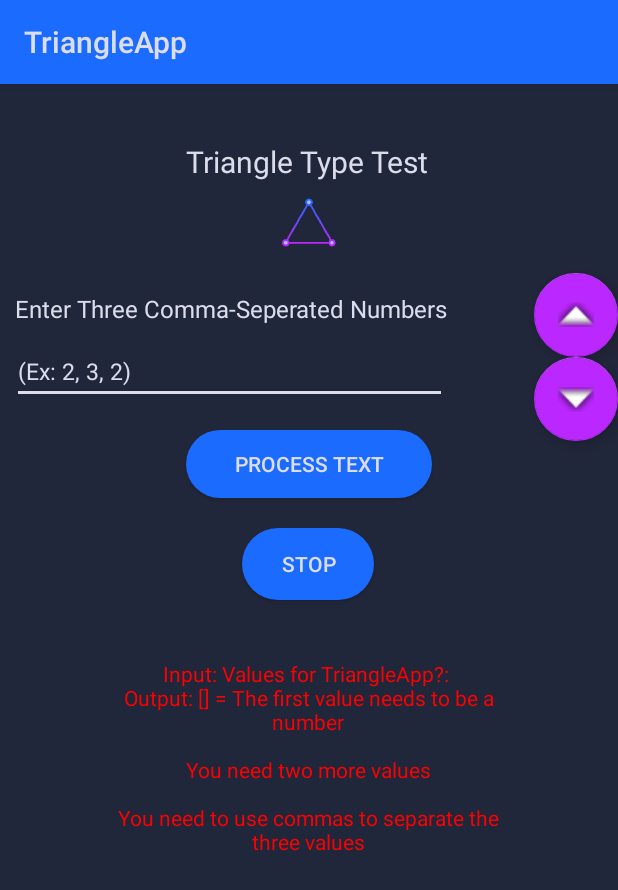
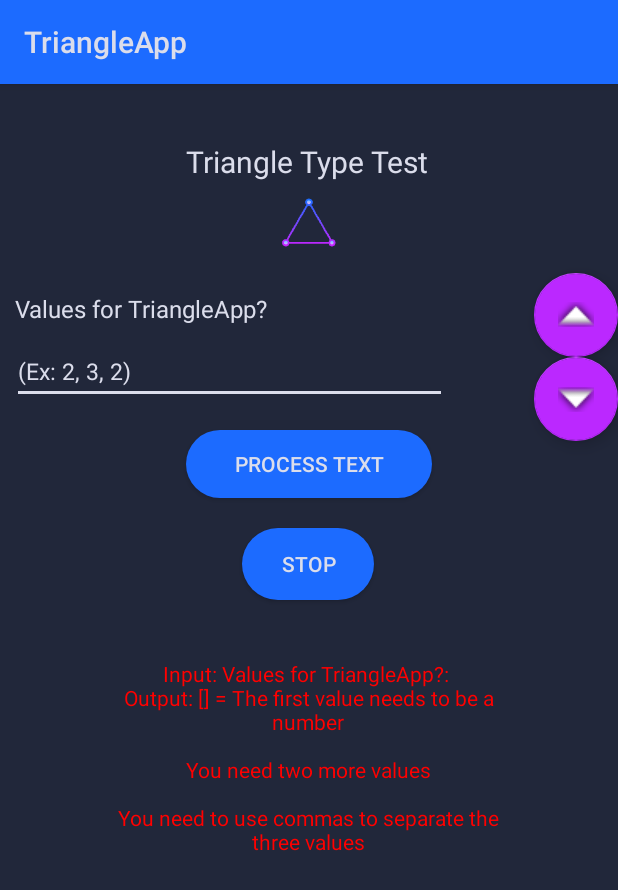
Before and after one commit to CPSC-544-50/HW1-Triangle-App, an Android app: the screen it shows after launch (MainActivity), after a tap on "PROCESS TEXT", on a phone screen of 412 x 824 dp. Shown: the top 890 px of the screen. Run offline under Robolectric (Android 15) with nearby library versions, the light colour scheme and no system bars; 2 other taps on this screen came first.

Commit message:
users can now input (), [], and {}

```diff
--- a/TriangleApp/app/src/main/java/com/example/triangleapp/MainActivity.java
+++ b/TriangleApp/app/src/main/java/com/example/triangleapp/MainActivity.java
@@ -127,6 +127,7 @@ public class MainActivity extends AppCompatActivity {
     private void displayText() {
         input = numberInputEditText.getText().toString();
         inputHistory.add(input);
+        input = input.replaceAll("[\\[\\](){}]","");
         inputPointer=inputHistory.size();
         String[] sideLengths = input.split(",");
 
@@ -195,7 +196,7 @@ public class MainActivity extends AppCompatActivity {
 
     private String formattedInputValues(boolean showInput) {
         if (showInput) {
-            return "Input: Values for TriangleApp?: " + input + "\n";
+            return "Input: Values for TriangleApp?: " + inputHistory.get(inputHistory.size()-1) + "\n";
         } else {
             // show output
             return "Output: [" + input + "] = ";
--- a/TriangleApp/app/src/main/res/layout/activity_main.xml
+++ b/TriangleApp/app/src/main/res/layout/activity_main.xml
@@ -122,7 +122,7 @@
         android:layout_marginStart="10dp"
         android:layout_marginLeft="10dp"
         android:layout_marginTop="26dp"
-        android:text="@string/enter_three_numbers"
+        android:text="@string/values_for_triangleapp"
         android:textColor="@color/colorLightGray"
         android:textSize="16sp"
         app:layout_constraintStart_toStartOf="parent"
--- a/TriangleApp/app/src/main/res/values/strings.xml
+++ b/TriangleApp/app/src/main/res/values/strings.xml
@@ -7,7 +7,7 @@
     <string name="enterTheNumberOneString">Enter the number \"1\"</string>
     <string name="correctString">Absolutely amazing job at following directions. Truly. Amazing. Wow.</string>
     <string name="incorrectString">My disappointment is immeasurable and my day is ruined.</string>
-    <string name="enter_three_numbers">Enter Three Comma-Seperated Numbers</string>
+    <string name="values_for_triangleapp">Values for TriangleApp?</string>
 
     <string name="example">(Ex: 2, 3, 2)</string>
     <string name="triangle_type_test">Triangle Type Test</string>
```
